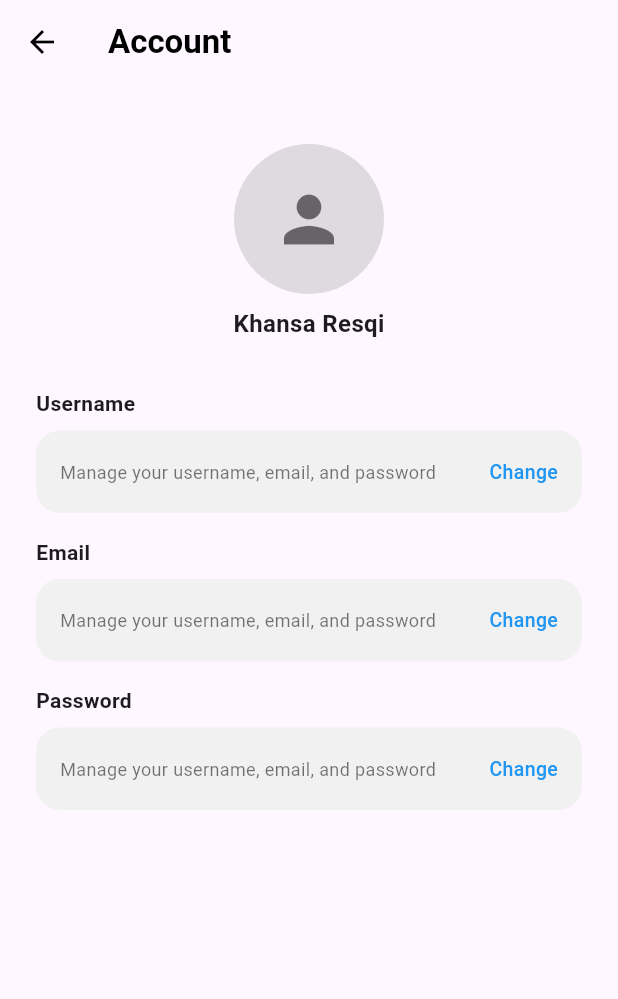
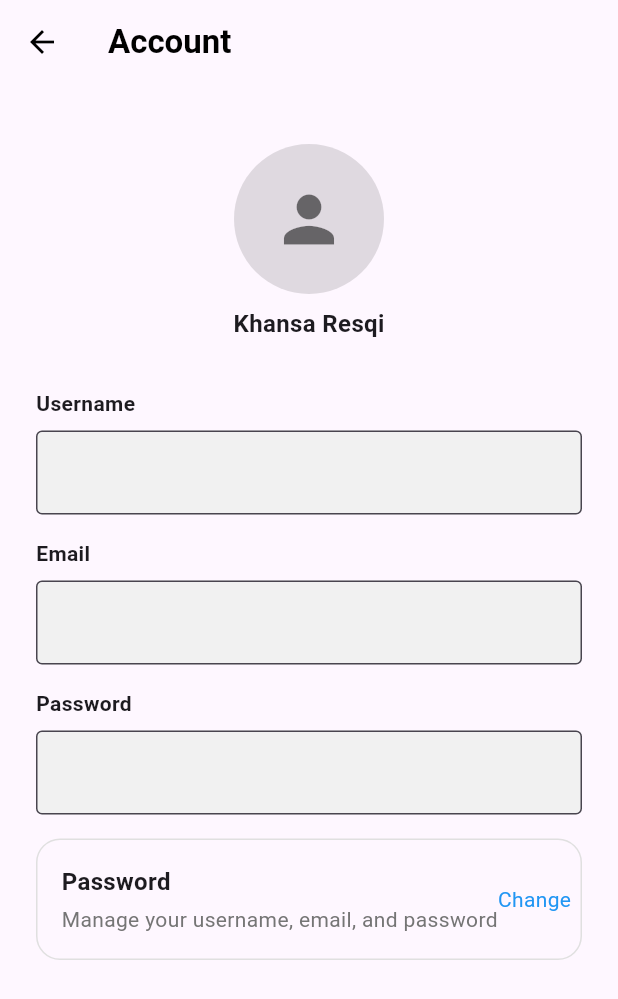
Before and after one commit to khansarg/Emolog-fe-mobile, a Flutter app: the AccountPage screen opened directly, on a phone screen of 412 x 824 dp. Shown: the top 999 px of the screen. Run offline on Flutter 3.47's test engine with Material 3 defaults, Android fonts, the light colour scheme and no system bars.

Commit message:
acoount settings

```diff
--- a/lib/features/settings/account.dart
+++ b/lib/features/settings/account.dart
@@ -1,7 +1,25 @@
 import 'package:flutter/material.dart';
+import 'changepassword.dart'; // Pastikan mengimpor halaman ChangePasswordPage
 
-class AccountPage extends StatelessWidget {
-  const AccountPage({super.key});
+class AccountPage extends StatefulWidget {
+  const AccountPage({Key? key}) : super(key: key);
+
+  @override
+  _AccountPageState createState() => _AccountPageState();
+}
+
+class _AccountPageState extends State<AccountPage> {
+  final _usernameController = TextEditingController();
+  final _emailController = TextEditingController();
+  final _passwordController = TextEditingController();
+
+  @override
+  void dispose() {
+    _usernameController.dispose();
+    _emailController.dispose();
+    _passwordController.dispose();
+    super.dispose();
+  }
 
   @override
   Widget build(BuildContext context) {
@@ -40,54 +58,96 @@ class AccountPage extends StatelessWidget {
               style: TextStyle(fontWeight: FontWeight.bold, fontSize: 16),
             ),
             const SizedBox(height: 32),
-            _buildFieldItem('Username'),
+            _buildInputField('Username', _usernameController),
             const SizedBox(height: 16),
-            _buildFieldItem('Email'),
+            _buildInputField('Email', _emailController),
             const SizedBox(height: 16),
-            _buildFieldItem('Password'),
+            _buildInputField('Password', _passwordController),
+            const SizedBox(height: 16),
+            _buildFieldItem('Password', context),
           ],
         ),
       ),
     );
   }
 
-  Widget _buildFieldItem(String label) {
+  Widget _buildInputField(String label, TextEditingController controller) {
     return Column(
       crossAxisAlignment: CrossAxisAlignment.start,
       children: [
         Text(
           label,
-          style:
-          const TextStyle(fontWeight: FontWeight.w600, fontSize: 14),
+          style: const TextStyle(fontWeight: FontWeight.w600, fontSize: 14),
         ),
         const SizedBox(height: 8),
-        Container(
-          padding: const EdgeInsets.symmetric(horizontal: 16, vertical: 18),
-          decoration: BoxDecoration(
-            color: const Color(0xFFF1F1F1),
-            borderRadius: BorderRadius.circular(16),
-          ),
-          child: Row(
-            mainAxisAlignment: MainAxisAlignment.spaceBetween,
-            children: const [
-              Flexible(
-                child: Text(
-                  'Manage your username, email, and password',
-                  style: TextStyle(fontSize: 12, color: Colors.black54),
-                ),
-              ),
-              Text(
-                'Change',
-                style: TextStyle(
-                    fontSize: 13,
-                    fontWeight: FontWeight.w500,
-                    color: Colors.blue),
-
-              ),
-            ],
+        TextField(
+          controller: controller,
+          obscureText: label == 'Password', // Obscure password field
+          decoration: const InputDecoration(
+            filled: true,
+            fillColor: Color(0xFFF1F1F1),
+            border: OutlineInputBorder(),
           ),
         ),
       ],
     );
   }
+
+  Widget _buildFieldItem(String label, BuildContext context) {
+    return InkWell(
+      onTap: () {
+        // Tampilkan dialog untuk mengubah password saat tombol "Change" diklik
+        if (label == 'Password') {
+          _showChangePasswordDialog(context);
+        }
+      },
+      child: Container(
+        margin: const EdgeInsets.only(bottom: 16),
+        padding: const EdgeInsets.all(16),
+        decoration: BoxDecoration(
+          border: Border.all(color: Colors.grey.shade300),
+          borderRadius: BorderRadius.circular(16),
+        ),
+        child: Row(
+          mainAxisAlignment: MainAxisAlignment.spaceBetween,
+          children: [
+            Column(
+              crossAxisAlignment: CrossAxisAlignment.start,
+              children: [
+                Text(
+                  label,
+                  style: const TextStyle(fontSize: 16, fontWeight: FontWeight.w600),
+                ),
+                const SizedBox(height: 4),
+                Text(
+                  'Manage your username, email, and password',
+                  style: TextStyle(color: Colors.grey.shade600),
+                ),
+              ],
+            ),
+            const Text(
+              'Change',
+              style: TextStyle(color: Colors.blue),
+            ),
+          ],
+        ),
+      ),
+    );
+  }
+
+  // Fungsi untuk menampilkan dialog untuk mengganti password
+  void _showChangePasswordDialog(BuildContext context) {
+    showDialog(
+      context: context,
+      builder: (BuildContext context) {
+        return Dialog(
+          shape: RoundedRectangleBorder(
+            borderRadius: BorderRadius.circular(16),
+          ),
+          elevation: 16,
+          child: ChangePasswordPage(), // Menampilkan halaman untuk ganti password
+        );
+      },
+    );
+  }
 }
--- a/lib/main.dart
+++ b/lib/main.dart
@@ -1,5 +1,7 @@
 import 'package:flutter/material.dart';
 import './features/settings/mainsettings.dart'; // Import halaman yang mau kamu run
+import './features/settings/account.dart';
+import './features/settings/changepassword.dart';
 
 void main() {
   runApp(const MaterialApp(
```
Also changed, not shown: lib/features/settings/changepassword.dart (+17 -27 lines).
